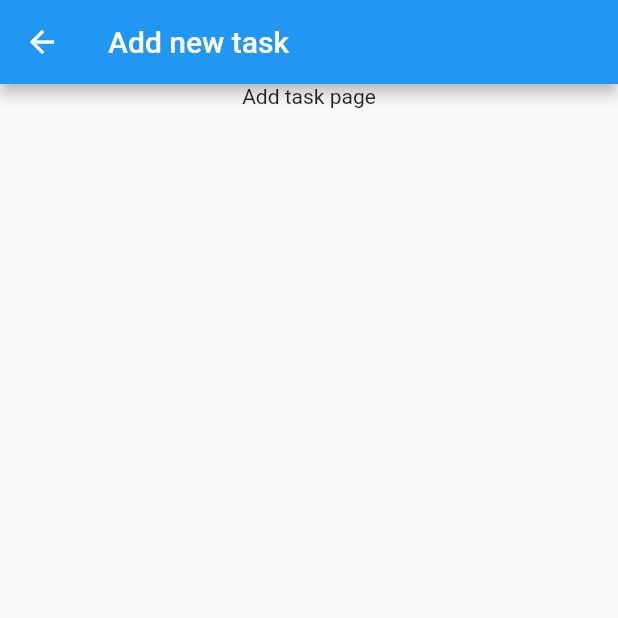
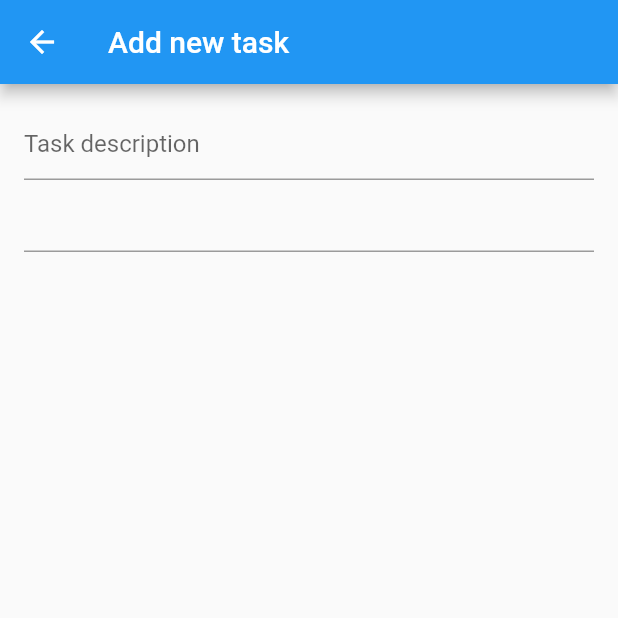
Before and after one commit to k5trismegistus/myzap, a Flutter app: the screen it shows after launch, after a tap on the "add" icon, on a phone screen of 412 x 824 dp, the top half of it. Run offline on Flutter 3.47's test engine with Material 2 defaults, Android fonts, the phone set to English and light mode, and no system bars; drawn by our look-alikes of flutter_typeahead.

Commit message:
:sparkles: Mock of add task page

```diff
--- a/lib/pages/addTaskPage.dart
+++ b/lib/pages/addTaskPage.dart
@@ -1,4 +1,18 @@
 import 'package:flutter/material.dart';
+import 'package:flutter_typeahead/flutter_typeahead.dart';
+
+class FetchedSiuation {
+  int id;
+  String label;
+
+  FetchedSiuation(this.id, this.label);
+}
+
+List<String> situations = [
+  'Before go to bed, 30 minutes',
+  'During commuting',
+  'Friday night',
+];
 
 
 class AddTaskPage extends StatefulWidget {
@@ -12,6 +26,30 @@ class AddTaskPage extends StatefulWidget {
 
 
 class _AddTaskPageState extends State<AddTaskPage> {
+
+  List<FetchedSiuation> _selectedSituations = [];
+
+  // In real implementation, fetch from DB or API
+  Future<List<FetchedSiuation>> fetchSituations(String inputedText) {
+    List<FetchedSiuation> rst = [];
+    situations.asMap().forEach((idx, label) {
+      rst.add(new FetchedSiuation(idx, label));
+    });
+
+    return new Future.delayed(new Duration(milliseconds: 50), (){
+      return rst;
+    });
+  }
+
+  List<Widget> situationChips() {
+    return this._selectedSituations.map((sit) {
+      return InputChip(
+        label: Text(sit.label),
+        labelStyle: TextStyle(color: Colors.black, fontSize: 16),
+      );
+    }).toList();
+  }
+
   @override
   Widget build(BuildContext context) {
     return Scaffold(
@@ -19,10 +57,35 @@ class _AddTaskPageState extends State<AddTaskPage> {
         title: Text('Add new task'),
       ),
       body: Container(
+        padding: const EdgeInsets.all(16.0),
         child: Column(
           children: <Widget>[
-            Center(
-              child: Text('Add task page')
+            TextField(
+              decoration: InputDecoration(hintText: 'Task description'),
+            ),
+            TypeAheadField(
+              suggestionsCallback: (pattern) async {
+                return await fetchSituations(pattern);
+              },
+              itemBuilder: (context, suggestion) {
+                return ListTile(
+                  title: Text(suggestion.label),
+                );
+              },
+              onSuggestionSelected: (suggestion) {
+                setState(() {
+                  this._selectedSituations.add(suggestion);
+                });
+              }
+            ),
+            Expanded(
+              child: Wrap(
+                alignment: WrapAlignment.start,
+                spacing: 8.0,
+                runSpacing: 0.0,
+                direction: Axis.horizontal,
+                children: this.situationChips()
+              )
             )
           ]
         )
--- a/lib/pages/top.dart
+++ b/lib/pages/top.dart
@@ -3,11 +3,10 @@ import 'package:flutter/material.dart';
 // Below: for mock implementation
 
 class SelectableSituation {
-  int index;
   String label;
   bool selected = false;
 
-  SelectableSituation(this.index, this.label);
+  SelectableSituation(this.label);
 }
 
 List<String> situations = [
@@ -38,10 +37,9 @@ class _TopPageState extends State<TopPage> {
   }
 
   void _loadChoices() {
-    List<SelectableSituation> rst = [];
-    situations.asMap().forEach((index, situation) {
-      rst.add(new SelectableSituation(index, situation));
-    });
+    List<SelectableSituation> rst = situations.map((situation) {
+      return new SelectableSituation(situation);
+    }).toList();
 
     setState(() => this._choices = rst);
   }
--- a/pubspec.yaml
+++ b/pubspec.yaml
@@ -19,6 +19,7 @@ environment:
 dependencies:
   flutter:
     sdk: flutter
+  flutter_typeahead: ^1.7.0
 
   # The following adds the Cupertino Icons font to your application.
   # Use with the CupertinoIcons class for iOS style icons.
```
Also changed, not shown: pubspec.lock.
